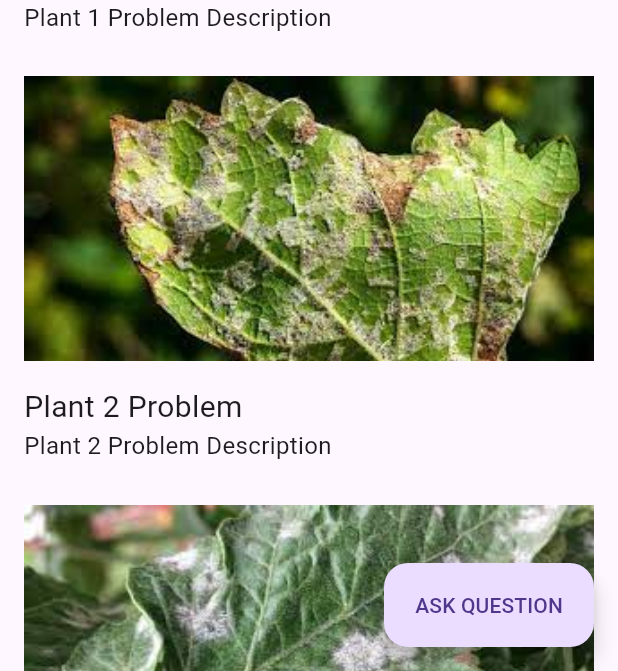
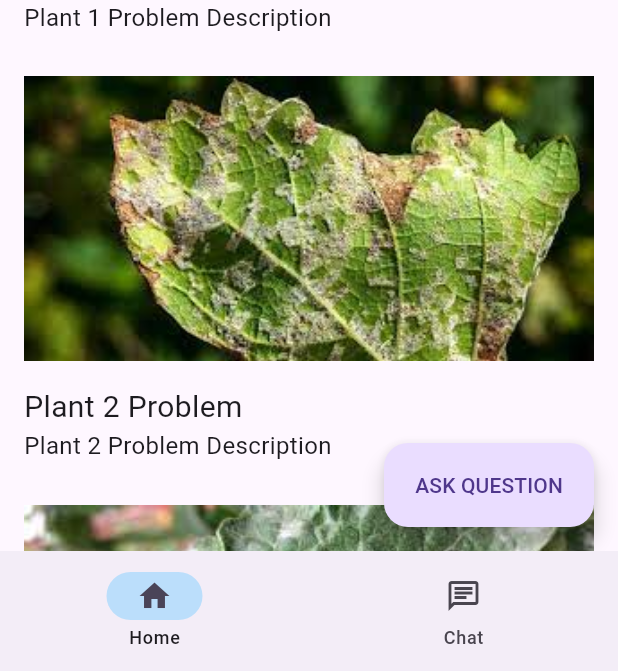
Before and after one commit to siddhesh12323/sih_prototype, a Flutter app: the screen it shows after launch, after a tap on "Login", on a phone screen of 412 x 824 dp, the part 565-1236 px from its top. Run offline on Flutter 3.47's test engine with Material 2 defaults, Android fonts, the light colour scheme and no system bars.

Commit message:
commit 3

```diff
--- a/lib/presentation/routes/routes.dart
+++ b/lib/presentation/routes/routes.dart
@@ -18,9 +18,9 @@ class AppRouter {
       case '/signup':
         return MaterialPageRoute(builder: (_) => const SignUpScreen());
       case '/farmerhome':
-        return MaterialPageRoute(builder: (_) => const FarmerHomeScreen());
+        return MaterialPageRoute(builder: (_) => const FarmerHomeScreenNav());
       case '/experthome':
-        return MaterialPageRoute(builder: (_) => const ExpertHomeScreen());
+        return MaterialPageRoute(builder: (_) => const ExpertHomeScreenNav());
       case '/farmeraskpage':
         return MaterialPageRoute(builder: (_) => const FarmerAskPage());
       case '/postsuccesspage':
--- a/lib/screens/farmer_home.dart
+++ b/lib/screens/farmer_home.dart
@@ -5,6 +5,57 @@ import 'package:sih_prototype/screens/question_card.dart';
 import 'package:sih_prototype/screens/sizedbox.dart';
 
 import 'farmer_ask_page.dart';
+import 'farmer_chat_home.dart';
+
+class FarmerHomeScreenNav extends StatefulWidget {
+  const FarmerHomeScreenNav({super.key});
+
+  @override
+  State<FarmerHomeScreenNav> createState() => _FarmerHomeScreenNavState();
+}
+
+class _FarmerHomeScreenNavState extends State<FarmerHomeScreenNav> {
+  final screens = [
+    FarmerHomeScreen(),
+    FarmerChatHome(),
+  ];
+  int index1 = 0;
+  @override
+  Widget build(BuildContext context) {
+    return WillPopScope(
+      onWillPop: () async {
+        SystemNavigator.pop();
+        return true;
+      },
+      child: Scaffold(
+        bottomNavigationBar: NavigationBarTheme(
+          data: NavigationBarThemeData(indicatorColor: Colors.blue.shade100),
+          child: NavigationBar(
+            selectedIndex: index1,
+            onDestinationSelected: (index1) {
+              setState(() {
+                this.index1 = index1;
+              });
+            },
+            destinations: [
+              NavigationDestination(
+                icon: Icon(Icons.home_outlined),
+                selectedIcon: Icon(Icons.home),
+                label: 'Home',
+              ),
+              NavigationDestination(
+                icon: Icon(Icons.chat_outlined),
+                selectedIcon: Icon(Icons.chat),
+                label: 'Chat',
+              ),
+            ],
+          ),
+        ),
+        body: screens[index1],
+      ),
+    );
+  }
+}
 
 class FarmerHomeScreen extends StatefulWidget {
   const FarmerHomeScreen({super.key});
@@ -16,12 +67,7 @@ class FarmerHomeScreen extends StatefulWidget {
 class _FarmerHomeScreenState extends State<FarmerHomeScreen> {
   @override
   Widget build(BuildContext context) {
-    return WillPopScope(
-      onWillPop: () async {
-        SystemNavigator.pop();
-        return true;
-      },
-      child: Scaffold(
+    return Scaffold(
       appBar: AppBar(
         toolbarHeight: 86,
         automaticallyImplyLeading: false, // hides leading widget
@@ -56,14 +102,11 @@ class _FarmerHomeScreenState extends State<FarmerHomeScreen> {
                             Navigator.push(
                                 context,
                                 MaterialPageRoute(
-                                      builder: (context) =>
-                                          FarmerQuestionDetailPage(
-                                              problemName:
-                                                  'Plant $index Problem',
+                                    builder: (context) => FarmerQuestionDetailPage(
+                                        problemName: 'Plant $index Problem',
                                         problemDescription:
                                             'Plant $index Problem Description',
-                                              problemImage:
-                                                  'plant$index.jpg')));
+                                        problemImage: 'plant$index.jpg')));
                           },
                           child: questionCard(
                               'plant$index.jpg',
@@ -85,7 +128,6 @@ class _FarmerHomeScreenState extends State<FarmerHomeScreen> {
           isExtended: true,
         ),
       ),
-      ),
     );
   }
 }
```
Also changed, not shown: lib/screens/expert_chat_home.dart (+18 -0 lines), lib/screens/expert_home.dart (+55 -12 lines), lib/screens/farmer_chat_home.dart (+18 -0 lines). Lines whose indentation alone changed are shown as unchanged.
